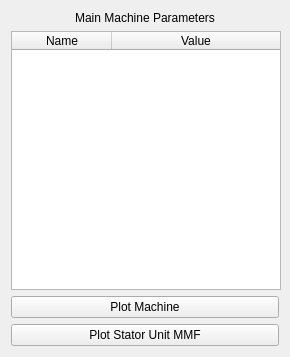
Old version of the form pyleecan/GUI/Dialog/DMachineSetup/SPreview/WMachineTable/WMachineTable.ui in the repository Eomys/pyleecan.
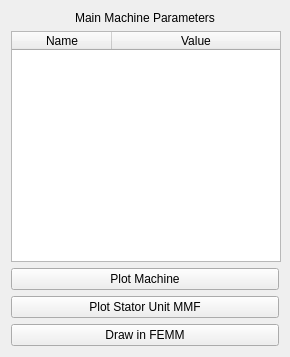
New version of the form.

Commit message: [NF] draw_FEMM in GUI

Diff of the .ui file:
```diff
--- a/pyleecan/GUI/Dialog/DMachineSetup/SPreview/WMachineTable/WMachineTable.ui
+++ b/pyleecan/GUI/Dialog/DMachineSetup/SPreview/WMachineTable/WMachineTable.ui
@@ -103,6 +103,13 @@
      </property>
     </widget>
    </item>
+   <item>
+    <widget class="QPushButton" name="b_FEMM">
+     <property name="text">
+      <string>Draw in FEMM</string>
+     </property>
+    </widget>
+   </item>
   </layout>
  </widget>
  <resources>
```
The commit also changes 5 other files.
